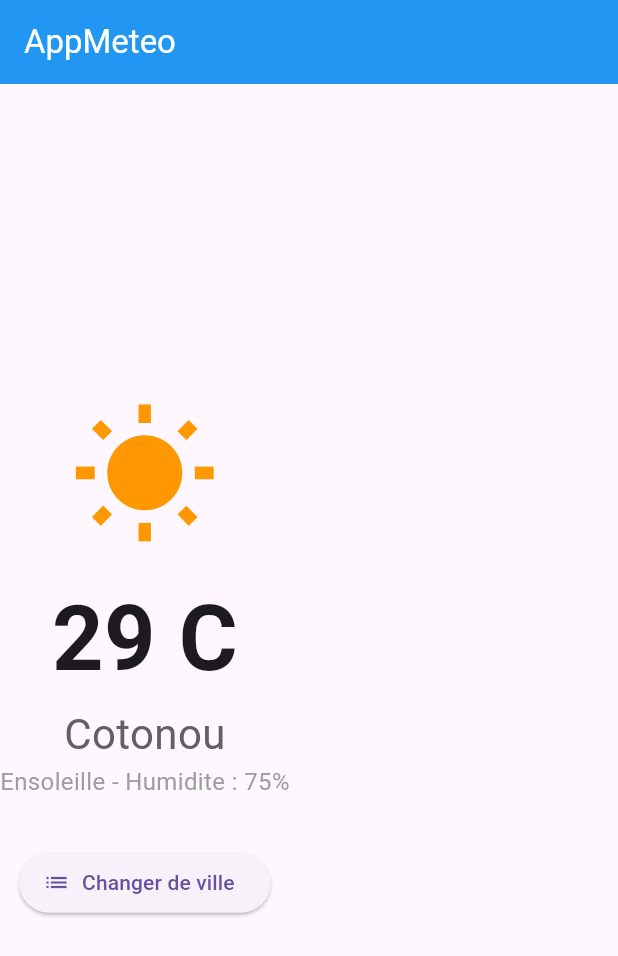
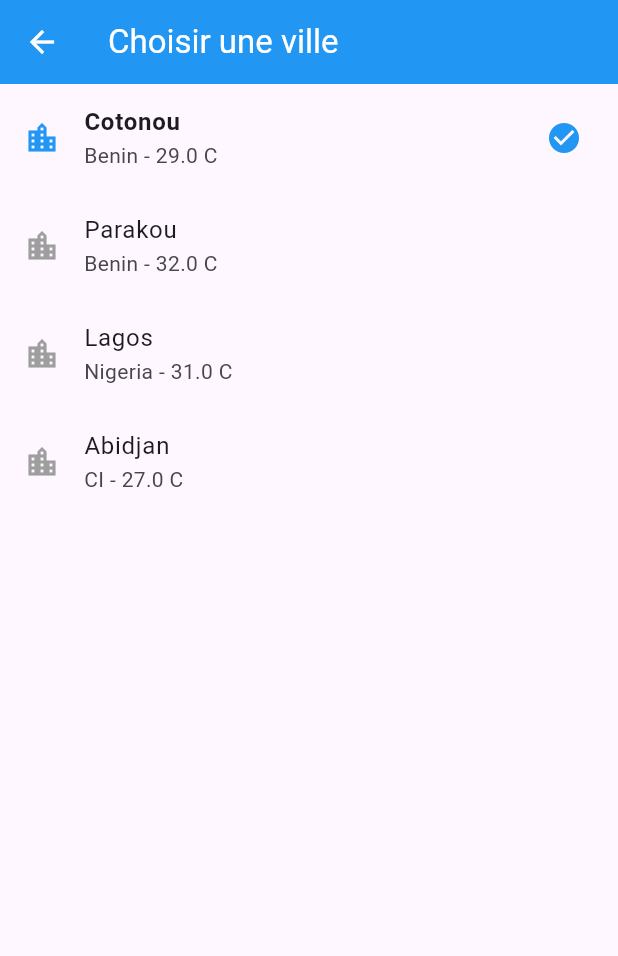
Before and after one commit to BADAMariano/tp-developpement-mobile-groupe-9, a Flutter app: the screen it shows after launch, after a tap on "Changer de ville", on a phone screen of 412 x 824 dp. Shown: the top 956 px of the screen. Run offline on Flutter 3.47's test engine with Material 3 defaults, Android fonts, the phone set to English and light mode, and no system bars.

Commit message:
Ajout ecran_accueil et ecran_liste_ville

```diff
--- a/lib/screens/ecran_accueil.dart
+++ b/lib/screens/ecran_accueil.dart
@@ -1,11 +1,11 @@
 import 'package:flutter/material.dart';
 import 'package:provider/provider.dart';
 import '../viewmodels/ville_viewmodels.dart';
+import 'ecran_liste_ville.dart';
 
 class EcranAccueil extends StatelessWidget {
   const EcranAccueil({super.key});
 
-  // Retourne une icone selon la condition meteo
   IconData _iconeMeteo(String condition) {
     switch (condition) {
       case 'Ensoleille':
@@ -21,7 +21,6 @@ class EcranAccueil extends StatelessWidget {
 
   @override
   Widget build(BuildContext context) {
-    // On lit les donnees depuis le ViewModel
     final vm = context.watch<VilleViewModel>();
     final ville = vm.villeSelectionnee;
 
@@ -36,33 +35,34 @@ class EcranAccueil extends StatelessWidget {
           : Column(
               mainAxisAlignment: MainAxisAlignment.center,
               children: [
-                // Icone meteo
                 Icon(
                   _iconeMeteo(ville.condition),
                   size: 100,
                   color: Colors.orange,
                 ),
                 SizedBox(height: 16),
-                // Temperature
                 Text(
                   '${ville.temperature.toStringAsFixed(0)} C',
                   style: TextStyle(fontSize: 60, fontWeight: FontWeight.bold),
                 ),
-                // Nom de la ville
                 Text(
                   ville.nom,
                   style: TextStyle(fontSize: 28, color: Colors.grey[700]),
                 ),
-                // Condition et humidite
                 Text(
                   '${ville.condition} - Humidite : ${ville.humidite}%',
                   style: TextStyle(fontSize: 16, color: Colors.grey),
                 ),
                 SizedBox(height: 32),
                 ElevatedButton.icon(
+                  onPressed: () {
+                    Navigator.push(
+                      context,
+                      MaterialPageRoute(builder: (_) => EcranListeVilles()),
+                    );
+                  },
                   icon: Icon(Icons.list),
                   label: Text('Changer de ville'),
-                  onPressed: () {},
                 ),
               ],
             ),
--- /dev/null
+++ b/lib/screens/ecran_liste_ville.dart
@@ -0,0 +1,52 @@
+import 'package:flutter/material.dart';
+import 'package:provider/provider.dart';
+import '../viewmodels/ville_viewmodels.dart';
+
+class EcranListeVilles extends StatelessWidget {
+  const EcranListeVilles({super.key});
+
+  @override
+  Widget build(BuildContext context) {
+    // On lit la liste des villes depuis le ViewModel
+    final vm = context.watch<VilleViewModel>();
+
+    return Scaffold(
+      appBar: AppBar(
+        title: Text('Choisir une ville'),
+        backgroundColor: Colors.blue,
+        foregroundColor: Colors.white,
+      ),
+      body: ListView.builder(
+        itemCount: vm.villes.length,
+        itemBuilder: (context, index) {
+          final ville = vm.villes[index];
+          final estSelectionnee = ville.nom == vm.villeSelectionnee?.nom;
+
+          return ListTile(
+            leading: Icon(
+              Icons.location_city,
+              color: estSelectionnee ? Colors.blue : Colors.grey,
+            ),
+            title: Text(
+              ville.nom,
+              style: TextStyle(
+                fontWeight: estSelectionnee
+                    ? FontWeight.bold
+                    : FontWeight.normal,
+              ),
+            ),
+            subtitle: Text('${ville.pays} - ${ville.temperature} C'),
+            trailing: estSelectionnee
+                ? Icon(Icons.check_circle, color: Colors.blue)
+                : null,
+            onTap: () {
+              // Utiliser context.read() pour appeler une action
+              context.read<VilleViewModel>().selectionnerVille(ville);
+              Navigator.pop(context); // revenir a l'ecran precedent
+            },
+          );
+        },
+      ),
+    );
+  }
+}
```
